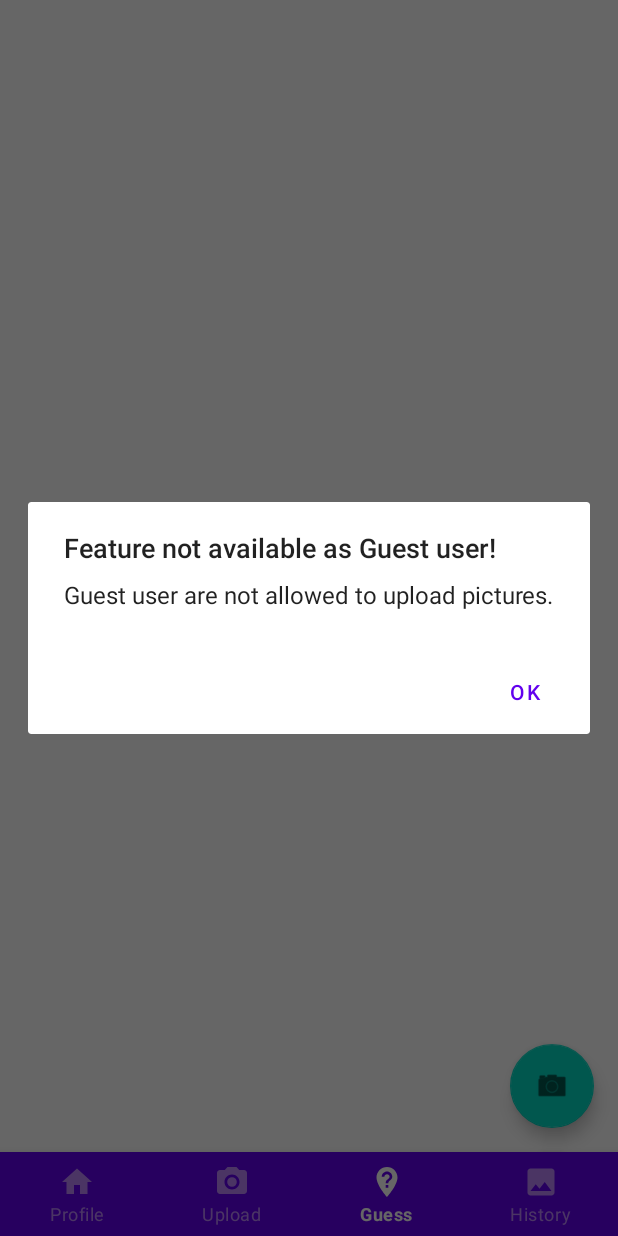
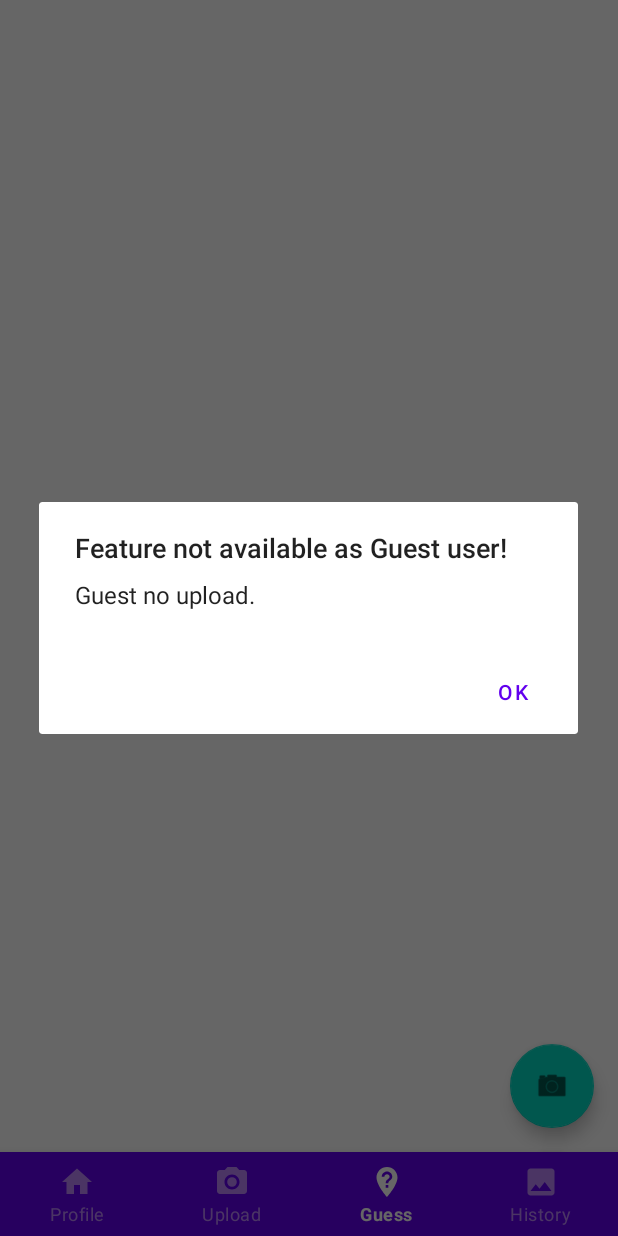
Before and after one commit to rkuenzi-epfl/Wnder, an Android app: the screen it shows after launch (NavigationActivity), item 3 of the bottom bar chosen, on a phone screen of 412 x 824 dp. Run offline under Robolectric (Android 15) with nearby library versions, the phone set to English and light mode, and no system bars; our stand-ins replace Dagger/Hilt's generated code; 1 statement that could not run was skipped.

Commit message:
Maybe a shorter string help?

```diff
--- a/app/src/debug/AndroidManifest.xml
+++ b/app/src/debug/AndroidManifest.xml
@@ -3,7 +3,8 @@
     package="com.github.wnder" >
     <application>
         <activity
-            android:name=".TakePictureFragmentFakeActivity"/>
+            android:name=".TakePictureFragmentFakeActivity"
+            android:exported="false"/>
     </application>
 
 </manifest>
--- a/app/src/main/res/values/strings.xml
+++ b/app/src/main/res/values/strings.xml
@@ -51,7 +51,7 @@
     <!--Take Picture Strings-->
     <string name="content_descr_picture_taken">Your picture</string>
     <string name="take_picture">Take a picture</string>
-    <string name="guest_no_upload">Guest user are not allowed to upload pictures.</string>
+    <string name="guest_no_upload">Guest no upload.</string>
     <string name="no_internet_upload">You cannot upload pictures without an internet connection.</string>
     <string name="upload_failed">Upload failed. Check your internet connection and try again.</string>
     <string name="could_not_launch_camera">Wnder was not able to open your camera.</string>
```
